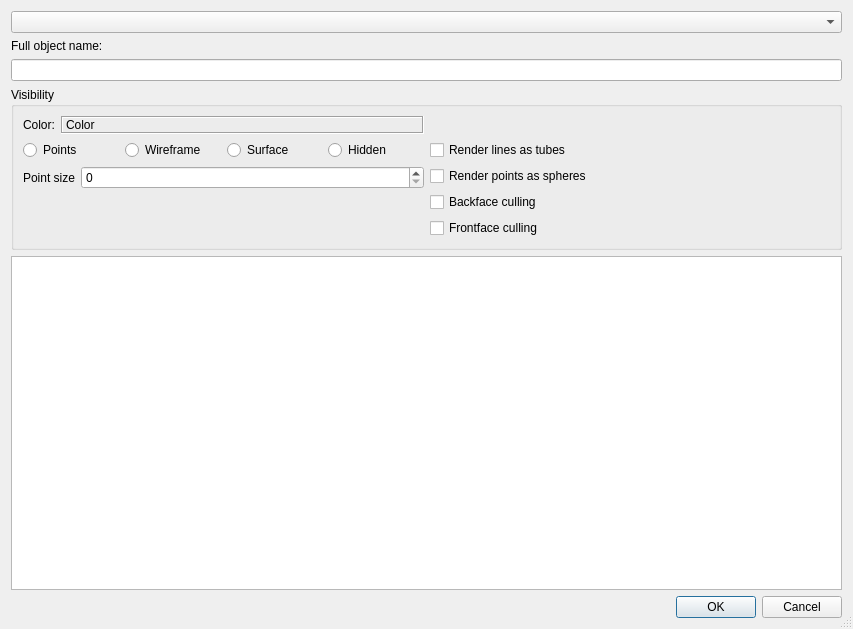
First picture: the form in forms/objectpropertiesdlg.ui, repository RasmusRPaulsen/Sumatra, before the edit.
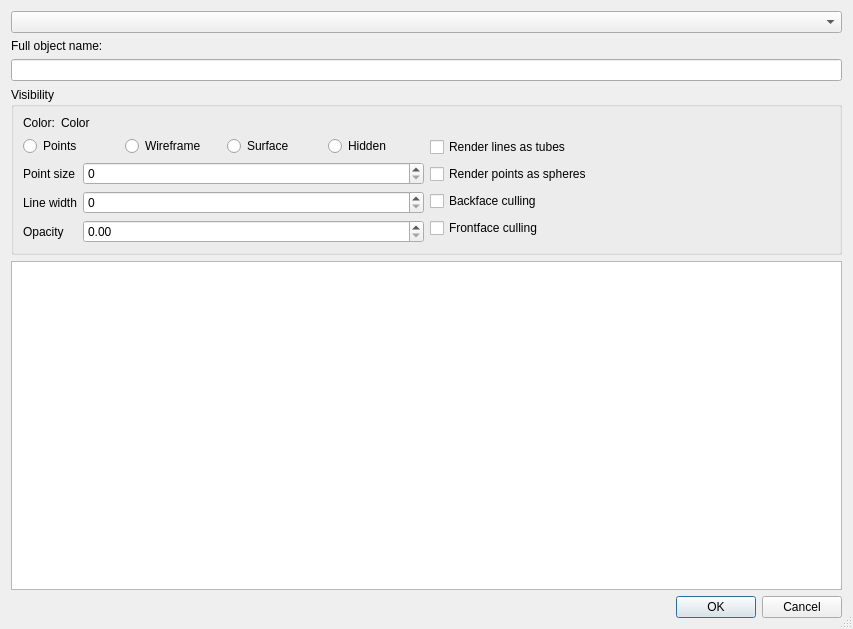
Second picture: the form after the edit.

The edit to the form file:
```diff
--- a/forms/objectpropertiesdlg.ui
+++ b/forms/objectpropertiesdlg.ui
@@ -65,10 +65,10 @@
         <item row="0" column="1">
          <widget class="QLabel" name="ObjectColorLabel">
           <property name="frameShape">
-           <enum>QFrame::Box</enum>
+           <enum>QFrame::NoFrame</enum>
           </property>
           <property name="frameShadow">
-           <enum>QFrame::Sunken</enum>
+           <enum>QFrame::Plain</enum>
           </property>
           <property name="text">
            <string>Color</string>
@@ -172,6 +172,33 @@
           </property>
          </widget>
         </item>
+        <item row="1" column="0">
+         <widget class="QLabel" name="label_4">
+          <property name="text">
+           <string>Line width</string>
+          </property>
+         </widget>
+        </item>
+        <item row="1" column="1">
+         <widget class="QSpinBox" name="LineWidthSpin"/>
+        </item>
+        <item row="2" column="0">
+         <widget class="QLabel" name="label_5">
+          <property name="text">
+           <string>Opacity</string>
+          </property>
+         </widget>
+        </item>
+        <item row="2" column="1">
+         <widget class="QDoubleSpinBox" name="OpacitySpin">
+          <property name="maximum">
+           <double>1.000000000000000</double>
+          </property>
+          <property name="singleStep">
+           <double>0.100000000000000</double>
+          </property>
+         </widget>
+        </item>
        </layout>
       </item>
      </layout>
```
